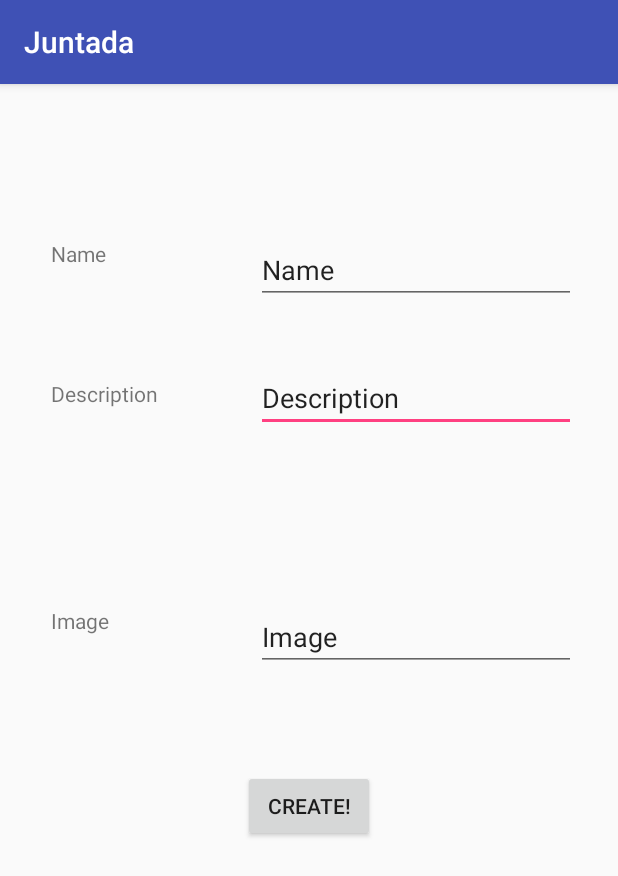
After one commit to mjfuentes/Juntada, an Android app: the NewGroupActivity screen opened directly, with no data from a screen before it, on a phone screen of 412 x 824 dp. The commit adds this screen. Shown: the top 876 px of the screen. Run offline under Robolectric (Android 15) with nearby library versions, the phone set to English and light mode, and no system bars.

Commit message:
added createGroup and Login activities. facebook integration

```diff
--- /dev/null
+++ b/app/src/main/java/com/nedelu/juntada/activity/NewGroupActivity.java
@@ -0,0 +1,55 @@
+package com.nedelu.juntada.activity;
+
+import android.support.design.widget.Snackbar;
+import android.support.v7.app.AppCompatActivity;
+import android.os.Bundle;
+import android.view.View;
+import android.widget.Button;
+import android.widget.EditText;
+import android.widget.TextView;
+
+import com.nedelu.juntada.R;
+import com.nedelu.juntada.manager.GroupManager;
+import com.nedelu.juntada.model.Group;
+
+import java.util.Objects;
+
+public class NewGroupActivity extends AppCompatActivity {
+
+    @Override
+    protected void onCreate(Bundle savedInstanceState) {
+        super.onCreate(savedInstanceState);
+        setContentView(R.layout.activity_new_group);
+
+        Button createButton = (Button) findViewById(R.id.create_button);
+
+        createButton.setOnClickListener(new View.OnClickListener() {
+            @Override
+            public void onClick(View view) {
+                EditText editTextName = (EditText) findViewById(R.id.editTextName);
+                EditText editTextDescription = (EditText) findViewById(R.id.editTextDescription);
+                EditText editTextImage = (EditText) findViewById(R.id.editTextImage);
+
+                if (verifyFields(editTextName, editTextDescription, editTextImage)){
+                    Group group = new Group();
+                    group.setName(editTextName.getText().toString());
+                    group.setImageUrl("http://thomrainer.com/wp-content/uploads/2013/10/Start-New-Groups.jpg");
+
+                    //TODO SEND GROUP TO SERVER
+
+                    GroupManager.getInstance().addGroup(group);
+                    finish();
+                } else {
+                    Snackbar.make(view, "All fields must be completed!.", Snackbar.LENGTH_SHORT)
+                            .setAction("Action", null).show();
+                }
+            }
+        });
+    }
+
+    private boolean verifyFields(EditText editTextName, EditText editTextDescription, EditText editTextImage) {
+        return !editTextName.getText().toString().equals("") &&
+                !editTextDescription.getText().toString().equals("") &&
+                    !editTextImage.getText().toString().equals("");
+    }
+}
--- a/app/src/main/java/com/nedelu/juntada/SquareImageView.java
+++ b/app/src/main/java/com/nedelu/juntada/view/SquareImageView.java
@@ -1,8 +1,7 @@
-package com.nedelu.juntada;
+package com.nedelu.juntada.view;
 
 import android.content.Context;
 import android.util.AttributeSet;
-import android.widget.ImageView;
 
 /**
  * Created by matiasj.fuentes@gmail.com.
--- /dev/null
+++ b/app/src/main/res/layout/activity_new_group.xml
@@ -0,0 +1,97 @@
+<?xml version="1.0" encoding="utf-8"?>
+<android.support.constraint.ConstraintLayout xmlns:android="http://schemas.android.com/apk/res/android"
+    xmlns:app="http://schemas.android.com/apk/res-auto"
+    xmlns:tools="http://schemas.android.com/tools"
+    android:layout_width="match_parent"
+    android:layout_height="match_parent"
+    tools:context="com.nedelu.juntada.activity.NewGroupActivity">
+
+    <TextView
+        android:id="@+id/textView4"
+        android:layout_width="91dp"
+        android:layout_height="34dp"
+        android:layout_marginLeft="0dp"
+        android:text="Description"
+        app:layout_constraintLeft_toLeftOf="@+id/textView2"
+        android:layout_marginTop="59dp"
+        app:layout_constraintTop_toBottomOf="@+id/textView2" />
+
+    <EditText
+        android:id="@+id/editTextDescription"
+        android:layout_width="wrap_content"
+        android:layout_height="wrap_content"
+        android:layout_marginBottom="0dp"
+        android:layout_marginTop="0dp"
+        android:ems="10"
+        android:inputType="textPersonName"
+        android:text="Description"
+        app:layout_constraintBottom_toBottomOf="@+id/textView4"
+        app:layout_constraintRight_toRightOf="@+id/editTextName"
+        app:layout_constraintTop_toTopOf="@+id/textView4"
+        app:layout_constraintVertical_bias="0.888" />
+
+    <TextView
+        android:id="@+id/textView3"
+        android:layout_width="91dp"
+        android:layout_height="34dp"
+        android:layout_marginLeft="0dp"
+        android:text="Image"
+        app:layout_constraintBottom_toBottomOf="parent"
+        app:layout_constraintLeft_toLeftOf="@+id/textView2"
+        app:layout_constraintVertical_bias="0.221"
+        android:layout_marginTop="8dp"
+        app:layout_constraintTop_toBottomOf="@+id/textView4" />
+
+    <EditText
+        android:id="@+id/editTextImage"
+        android:layout_width="wrap_content"
+        android:layout_height="wrap_content"
+        android:layout_marginBottom="0dp"
+        android:layout_marginLeft="0dp"
+        android:layout_marginRight="8dp"
+        android:layout_marginTop="0dp"
+        android:ems="10"
+        android:inputType="textPersonName"
+        android:text="Image"
+        app:layout_constraintBottom_toBottomOf="@+id/textView3"
+        app:layout_constraintHorizontal_bias="0.0"
+        app:layout_constraintLeft_toLeftOf="@+id/editTextDescription"
+        app:layout_constraintRight_toRightOf="@+id/editTextDescription"
+        app:layout_constraintTop_toTopOf="@+id/textView3"
+        app:layout_constraintVertical_bias="0.221" />
+
+    <TextView
+        android:id="@+id/textView2"
+        android:layout_width="91dp"
+        android:layout_height="34dp"
+        android:layout_marginLeft="34dp"
+        android:text="Name"
+        app:layout_constraintLeft_toLeftOf="parent"
+        app:layout_constraintTop_toTopOf="parent"
+        android:layout_marginTop="103dp" />
+
+    <EditText
+        android:id="@+id/editTextName"
+        android:layout_width="wrap_content"
+        android:layout_height="wrap_content"
+        android:ems="10"
+        android:inputType="textPersonName"
+        android:text="Name"
+        android:layout_marginRight="28dp"
+        app:layout_constraintRight_toRightOf="parent"
+        app:layout_constraintBottom_toBottomOf="@+id/textView2"
+        android:layout_marginBottom="0dp"
+        app:layout_constraintTop_toTopOf="@+id/textView2"
+        android:layout_marginTop="0dp"
+        app:layout_constraintVertical_bias="0.221" />
+
+    <Button
+        android:id="@+id/create_button"
+        android:layout_width="wrap_content"
+        android:layout_height="wrap_content"
+        android:text="Create!"
+        app:layout_constraintLeft_toLeftOf="parent"
+        app:layout_constraintRight_toRightOf="parent"
+        android:layout_marginTop="66dp"
+        app:layout_constraintTop_toBottomOf="@+id/editTextImage" />
+</android.support.constraint.ConstraintLayout>
--- a/app/src/main/res/layout/app_bar_groups.xml
+++ b/app/src/main/res/layout/app_bar_groups.xml
@@ -4,7 +4,7 @@
     xmlns:tools="http://schemas.android.com/tools"
     android:layout_width="match_parent"
     android:layout_height="match_parent"
-    tools:context="com.nedelu.juntada.GroupsActivity">
+    tools:context="com.nedelu.juntada.activity.GroupsActivity">
 
     <android.support.design.widget.AppBarLayout
         android:layout_width="match_parent"
@@ -28,6 +28,6 @@
         android:layout_height="wrap_content"
         android:layout_gravity="bottom|end"
         android:layout_margin="@dimen/fab_margin"
-        app:srcCompat="@android:drawable/ic_dialog_email" />
+        app:srcCompat="@drawable/ic_add_white_48dp" />
 
 </android.support.design.widget.CoordinatorLayout>
--- a/app/src/main/res/layout/content_groups.xml
+++ b/app/src/main/res/layout/content_groups.xml
@@ -5,7 +5,7 @@
     android:layout_width="match_parent"
     android:layout_height="match_parent"
     app:layout_behavior="@string/appbar_scrolling_view_behavior"
-    tools:context="com.nedelu.juntada.GroupsActivity"
+    tools:context="com.nedelu.juntada.activity.GroupsActivity"
     tools:showIn="@layout/app_bar_groups">
 
     <GridView
--- a/app/src/main/res/layout/group_item.xml
+++ b/app/src/main/res/layout/group_item.xml
@@ -4,7 +4,7 @@
     android:layout_width="match_parent"
     android:layout_height="match_parent" >
 
-    <com.nedelu.juntada.SquareImageView
+    <com.nedelu.juntada.view.SquareImageView
         android:id="@+id/groupImage"
         android:layout_width="match_parent"
         android:layout_height="match_parent"
--- a/app/src/main/res/values/colors.xml
+++ b/app/src/main/res/values/colors.xml
@@ -3,4 +3,5 @@
     <color name="colorPrimary">#3F51B5</color>
     <color name="colorPrimaryDark">#303F9F</color>
     <color name="colorAccent">#FF4081</color>
+    <color name="juntada">#48c845</color>
 </resources>
--- a/app/src/main/res/values/strings.xml
+++ b/app/src/main/res/values/strings.xml
@@ -1,8 +1,8 @@
 <resources>
-    <string name="app_name">juntada</string>
+    <string name="app_name">Juntada</string>
 
     <string name="navigation_drawer_open">Open navigation drawer</string>
     <string name="navigation_drawer_close">Close navigation drawer</string>
-
+    <string name="facebook_app_id">397218834007949</string>
     <string name="action_settings">Settings</string>
 </resources>
```
Also changed, not shown: app/build.gradle (+5 -4 lines), app/src/main/AndroidManifest.xml (+21 -8 lines), app/src/main/java/com/nedelu/juntada/activity/GroupsActivity.java (renamed from app/src/main/java/com/nedelu/juntada/GroupsActivity.java, +34 -16 lines), app/src/main/java/com/nedelu/juntada/activity/LoginActivity.java (added, +114 -0 lines), app/src/main/java/com/nedelu/juntada/manager/GroupManager.java (added, +38 -0 lines), app/src/main/res/layout/activity_login.xml (added, +28 -0 lines), app/src/main/res/layout/nav_header_groups.xml (+13 -14 lines), app/src/main/res/drawable/ic_add_white_48dp.png (added), app/src/main/res/drawable/logo.png (added), 1 other file.
